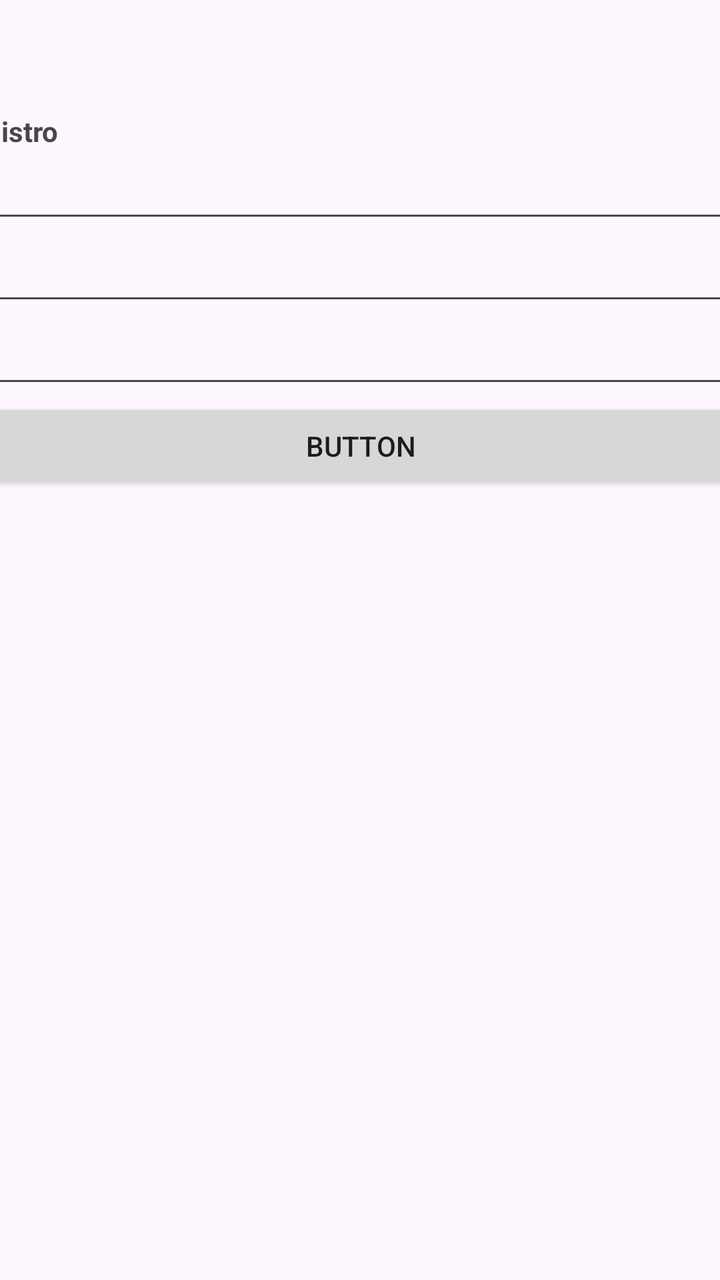
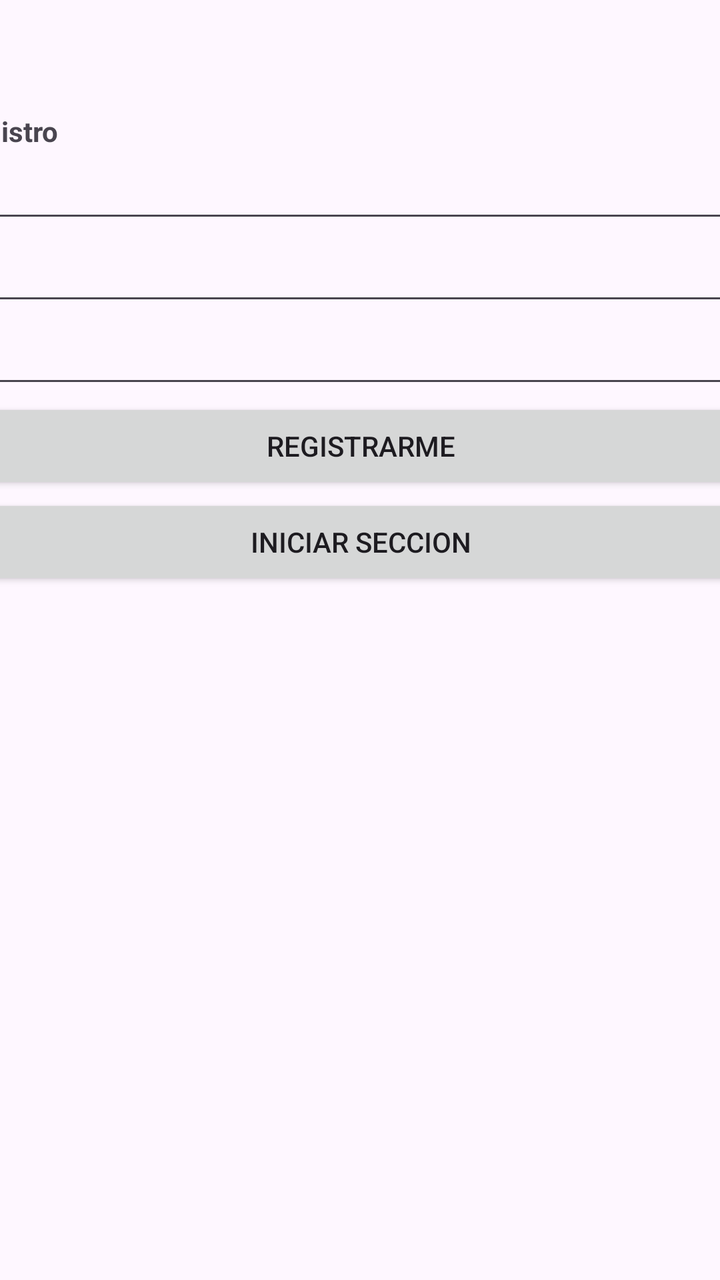

Screens rendered from an Android XML layout before and after an edit, with the pre-edit source and the edit as a unified diff.
<!-- AndroidManifest.xml: application theme Theme.DesafioPractico2 -->
<!-- res/layout/activity_registro.xml -->
<?xml version="1.0" encoding="utf-8"?>
<androidx.constraintlayout.widget.ConstraintLayout xmlns:android="http://schemas.android.com/apk/res/android"
    xmlns:app="http://schemas.android.com/apk/res-auto"
    xmlns:tools="http://schemas.android.com/tools"
    android:id="@+id/main"
    android:layout_width="match_parent"
    android:layout_height="match_parent"
    tools:context=".RegistroActivity">

    <LinearLayout
        android:layout_width="409dp"
        android:layout_height="729dp"
        android:orientation="vertical"
        app:layout_constraintBottom_toBottomOf="parent"
        app:layout_constraintEnd_toEndOf="parent"
        app:layout_constraintStart_toStartOf="parent"
        app:layout_constraintTop_toTopOf="parent">

        <TextView
            android:id="@+id/textView"
            android:layout_width="match_parent"
            android:layout_height="wrap_content"
            android:layout_marginTop="300px"
            android:text="Registro"
            android:textAlignment="center"
            android:textStyle="bold" />
        <EditText
            android:id="@+id/etnombre"
            android:layout_width="match_parent"
            android:layout_height="wrap_content"/>

        <EditText
            android:id="@+id/etCorreo"
            android:layout_width="match_parent"
            android:layout_height="wrap_content"
            android:ems="10"
            android:inputType="textEmailAddress" />

        <EditText
            android:id="@+id/etPassword"
            android:layout_width="match_parent"
            android:layout_height="wrap_content"
            android:ems="10"
            android:inputType="textPassword" />

        <Button
            android:id="@+id/btnRegistrar"
            android:layout_width="match_parent"
            android:layout_height="wrap_content"
            android:text="Button" />


    </LinearLayout>
</androidx.constraintlayout.widget.ConstraintLayout>
<!-- resources referenced by this layout -->
<resources>
  <style name="Theme.DesafioPractico2" parent="Base.Theme.DesafioPractico2" />
  <style name="Base.Theme.DesafioPractico2" parent="Theme.Material3.DayNight.NoActionBar">
          
          
      </style>
</resources>

<!-- the commit's change to res/layout/activity_registro.xml (unified diff, before → after) -->
@@ -47,7 +47,13 @@
             android:id="@+id/btnRegistrar"
             android:layout_width="match_parent"
             android:layout_height="wrap_content"
-            android:text="Button" />
+            android:text="Registrarme" />
+
+        <Button
+            android:id="@+id/btnLogin"
+            android:layout_width="match_parent"
+            android:layout_height="wrap_content"
+            android:text="Iniciar Seccion" />
 
 
     </LinearLayout>
